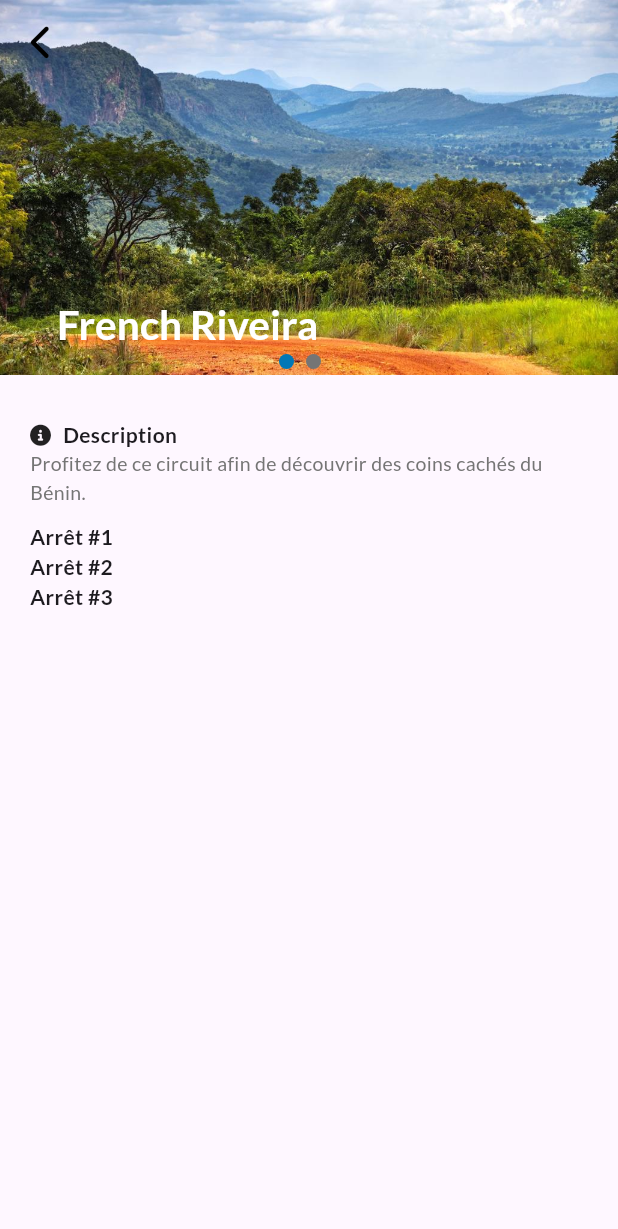
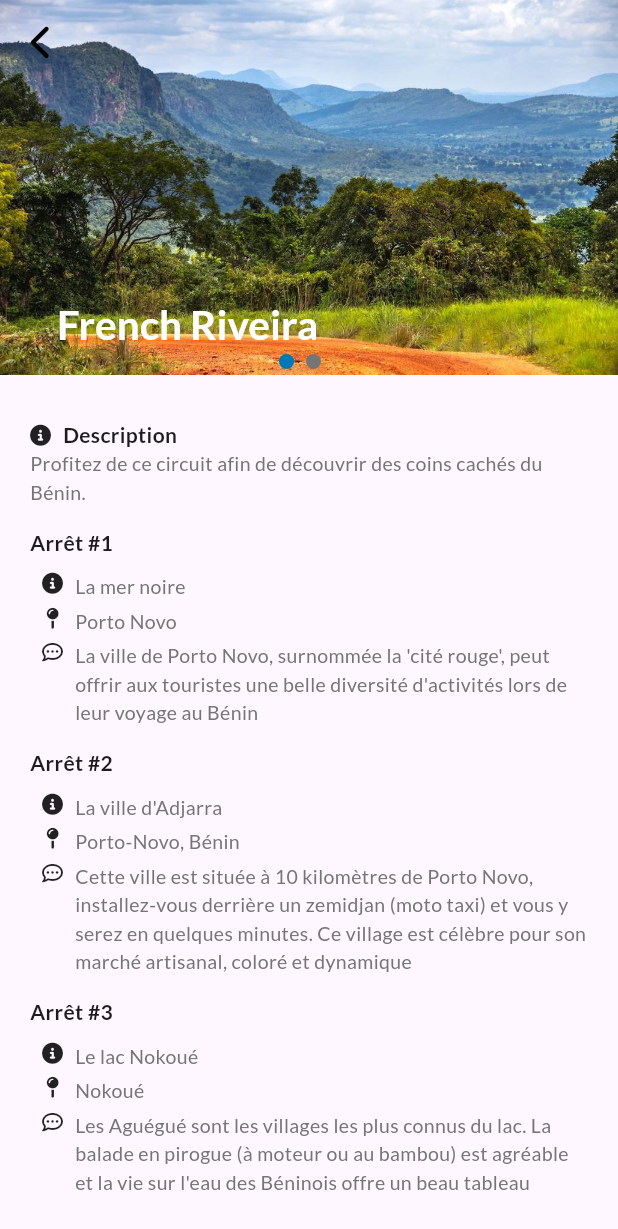
Before and after one commit to imdadAdelabou/EasyTrip, a Flutter app: the HomeTraveller screen opened by its route, after a tap on "French Riveira", on a phone screen of 412 x 824 dp. Shown: the top 1229 px of the screen. Run offline on Flutter 3.47's test engine with Material 2 defaults, Android fonts, the light colour scheme and no system bars; our stand-ins replace flutter_svg, font_awesome_flutter, gap, google_fonts, pin_code_fields.

Commit message:
[FEAT] Adding more element on circuit detail view

```diff
--- /dev/null
+++ b/lib/components/circle_picture_creator_card.dart
@@ -0,0 +1,29 @@
+import "package:flutter/material.dart";
+
+class CirclePictureCreatorCard extends StatelessWidget {
+  final double firstRadius;
+  final double secondRadius;
+  final String profile;
+  final Color backgroundColor;
+  const CirclePictureCreatorCard({
+    super.key,
+    required this.profile,
+    this.firstRadius = 28.0,
+    this.secondRadius = 24.0,
+    this.backgroundColor = Colors.white
+  });
+
+  @override
+  Widget build(BuildContext context) {
+    return CircleAvatar(
+      radius: firstRadius,
+      backgroundColor: backgroundColor,
+      child: CircleAvatar(
+        radius: secondRadius,
+        backgroundImage: AssetImage(
+          profile,
+        ),
+      ),
+    );
+  }
+}
--- a/lib/components/creator_card.dart
+++ b/lib/components/creator_card.dart
@@ -1,3 +1,4 @@
+import "package:easy_trip/components/circle_picture_creator_card.dart";
 import "package:easy_trip/models/creator/creator.dart";
 import "package:easy_trip/utils/app_message.dart";
 import "package:easy_trip/utils/styles.dart";
@@ -41,13 +42,8 @@ class CreatorCard extends StatelessWidget {
                 Positioned(
                   bottom: -20,
                   left: 10,
-                  child: CircleAvatar(
-                    radius: 28,
-                    backgroundColor: Colors.white,
-                    child: CircleAvatar(
-                      radius: 24,
-                      backgroundImage: AssetImage(creator.pictureProfile),
-                    ),
+                  child: CirclePictureCreatorCard(
+                    profile: creator.pictureProfile,
                   ),
                 ),
               ],
--- a/lib/utils/app_message.dart
+++ b/lib/utils/app_message.dart
@@ -37,4 +37,7 @@ class AppMessage {
   static String seeProfile = "Voir le profil";
   static String descriptionLabel = "Description";
   static String arretLabel = "Arrêt";
+  static String byLabel = "Par ";
+  static String seeMoreCircuit =
+      "Découvrez d'autres circuits de ce \ncréateur :";
 }
--- a/lib/views/home/circuit/detail_circuit.dart
+++ b/lib/views/home/circuit/detail_circuit.dart
@@ -1,8 +1,11 @@
+import "package:easy_trip/components/circle_picture_creator_card.dart";
 import "package:easy_trip/models/circuit/circuit.dart";
+import "package:easy_trip/utils/app_asset.dart";
 import "package:easy_trip/utils/app_message.dart";
 import "package:easy_trip/utils/constant.dart";
 import "package:easy_trip/utils/styles.dart";
 import "package:easy_trip/views/home/circuit/cover_img_indicator.dart";
+import "package:easy_trip/views/home/circuit/more_circuit_by_author.dart";
 import "package:easy_trip/views/home/circuit/piece_detail_circuit.dart";
 import "package:flutter/material.dart";
 import "package:font_awesome_flutter/font_awesome_flutter.dart";
@@ -44,8 +47,6 @@ class _DetailCircuitState extends State<DetailCircuit> {
 
   @override
   Widget build(BuildContext context) {
-    double maxHeight = MediaQuery.of(context).size.height;
-
     return Scaffold(
       body: SafeArea(
         child: CustomScrollView(
@@ -74,14 +75,17 @@ class _DetailCircuitState extends State<DetailCircuit> {
               delegate: SliverChildBuilderDelegate(
                 (BuildContext context, int index) {
                   // Build your column items here.
-                  return Padding(
+                  return Column(
+                    crossAxisAlignment: CrossAxisAlignment.start,
+                    children: [
+                      const Gap(30.0),
+                      Padding(
                         padding: const EdgeInsets.symmetric(
                           horizontal: horizontalSpaceBtwScreenAndComponent,
                         ),
                         child: Column(
                           crossAxisAlignment: CrossAxisAlignment.start,
                           children: [
-                        const Gap(30.0),
                             PieceDetailCircuit(
                               label: AppMessage.descriptionLabel,
                               content: widget.circuit.description,
@@ -91,6 +95,8 @@ class _DetailCircuitState extends State<DetailCircuit> {
                             ...widget.circuit.paths
                                 .map<Widget>(
                                   (e) => Column(
+                                    crossAxisAlignment:
+                                        CrossAxisAlignment.start,
                                     mainAxisSize: MainAxisSize.min,
                                     children: [
                                       Text(
@@ -100,12 +106,81 @@ class _DetailCircuitState extends State<DetailCircuit> {
                                           fontSize: 14.0,
                                         ),
                                       ),
+                                      const Gap(10.0),
+                                      Padding(
+                                        padding: const EdgeInsets.only(
+                                          left: 8.0,
+                                        ),
+                                        child: Column(
+                                          mainAxisSize: MainAxisSize.min,
+                                          children: [
+                                            PieceDetailCircuit(
+                                              iconBehindContent:
+                                                  FontAwesomeIcons.circleInfo,
+                                              content: e.title,
+                                            ),
+                                            PieceDetailCircuit(
+                                              iconBehindContent:
+                                                  FontAwesomeIcons.mapPin,
+                                              content: e.position,
+                                            ),
+                                            PieceDetailCircuit(
+                                              iconBehindContent:
+                                                  FontAwesomeIcons.commentDots,
+                                              content: e.description,
+                                            ),
+                                          ],
+                                        ),
+                                      ),
+                                      const Gap(10.0),
                                     ],
                                   ),
                                 )
-                            .toList()
+                                .toList(),
+                            const Gap(20.0),
+                            Row(
+                              children: [
+                                Text(
+                                  AppMessage.byLabel,
+                                  style: GoogleFonts.lato(
+                                    color: AppColor.greyColor,
+                                    fontWeight: FontWeight.w700,
+                                  ),
+                                ),
+                                Text(
+                                  'Ola.angel',
+                                  style: GoogleFonts.lato(
+                                    fontWeight: FontWeight.w700,
+                                    fontSize: 16.0,
+                                  ),
+                                ),
                               ],
                             ),
+                            const Gap(8.0),
+                            CirclePictureCreatorCard(
+                              profile: AppAsset.sampleProfilePicture,
+                              backgroundColor: AppColor.blueOceanColor,
+                            ),
+                            const Gap(8.0),
+                            Text(
+                              AppMessage.seeMoreCircuit,
+                              style: GoogleFonts.lato(
+                                fontWeight: FontWeight.w600,
+                                fontSize: 17.0,
+                              ),
+                            ),
+                            const Gap(8.0),
+                          ],
+                        ),
+                      ),
+                      const Padding(
+                        padding: EdgeInsets.only(
+                          left: horizontalSpaceBtwScreenAndComponent,
+                        ),
+                        child: MoreCircuitByAuthor(),
+                      ),
+                      const Gap(20.0),
+                    ],
                   );
                 },
                 childCount: 1,
--- /dev/null
+++ b/lib/views/home/circuit/more_circuit_by_author.dart
@@ -0,0 +1,58 @@
+import "package:easy_trip/components/circuit_card.dart";
+import "package:easy_trip/models/circuit/circuit.dart";
+import "package:easy_trip/models/path/path.dart";
+import "package:easy_trip/utils/app_asset.dart";
+import "package:easy_trip/utils/app_message.dart";
+import "package:flutter/material.dart";
+
+class MoreCircuitByAuthor extends StatelessWidget {
+  const MoreCircuitByAuthor({super.key});
+
+  @override
+  Widget build(BuildContext context) {
+    double maxHeight = MediaQuery.of(context).size.height;
+
+    return SizedBox(
+      height: maxHeight * .4,
+      child: ListView.builder(
+        scrollDirection: Axis.horizontal,
+        shrinkWrap: true,
+        itemCount: 8,
+        itemBuilder: (context, index) => CircuitCard(
+          circuit: Circuit(
+            title: "French Riveira",
+            covers: [
+              AppAsset.sampleCoverImg,
+              AppAsset.coverSampleProfile,
+            ],
+            paths: const [
+              PathCircuit(
+                id: "0",
+                title: "La mer noire",
+                position: "Porto Novo",
+                description:
+                    "La ville de Porto Novo, surnommée la 'cité rouge', peut offrir aux touristes une belle diversité d'activités lors de leur voyage au Bénin",
+              ),
+              PathCircuit(
+                id: "1",
+                title: "La ville d'Adjarra",
+                description:
+                    "Cette ville est située à 10 kilomètres de Porto Novo, installez-vous derrière un zemidjan (moto taxi) et vous y serez en quelques minutes. Ce village est célèbre pour son marché artisanal, coloré et dynamique",
+                position: "Porto-Novo, Bénin",
+              ),
+              PathCircuit(
+                id: "2",
+                title: "Le lac Nokoué",
+                description:
+                    "Les Aguégué sont les villages les plus connus du lac. La balade en pirogue (à moteur ou au bambou) est agréable et la vie sur l'eau des Béninois offre un beau tableau",
+                position: "Nokoué",
+              ),
+            ],
+            description: AppMessage.sampleDescription,
+            price: 0,
+          ),
+        ),
+      ),
+    );
+  }
+}
--- a/lib/views/home/circuit/piece_detail_circuit.dart
+++ b/lib/views/home/circuit/piece_detail_circuit.dart
@@ -1,17 +1,25 @@
 import "package:easy_trip/utils/styles.dart";
 import "package:flutter/material.dart";
+import "package:gap/gap.dart";
 import "package:google_fonts/google_fonts.dart";
 
 class PieceDetailCircuit extends StatelessWidget {
   final IconData? icon;
-  final String label;
+  final IconData? iconBehindContent;
+  final String? label;
   final String content;
-  const PieceDetailCircuit(
-      {super.key, required this.label, required this.content, this.icon});
+  const PieceDetailCircuit({
+    super.key,
+    this.label,
+    required this.content,
+    this.iconBehindContent,
+    this.icon,
+  });
 
   @override
   Widget build(BuildContext context) {
     return Column(
+      mainAxisSize: MainAxisSize.min,
       crossAxisAlignment: CrossAxisAlignment.start,
       children: [
         Row(
@@ -28,8 +36,9 @@ class PieceDetailCircuit extends StatelessWidget {
                   size: 14.0,
                 ),
               ),
+            if (label != null)
               Text(
-              label,
+                label!,
                 style: GoogleFonts.lato(
                   fontWeight: FontWeight.w600,
                   fontSize: 14.0,
@@ -37,7 +46,22 @@ class PieceDetailCircuit extends StatelessWidget {
               ),
           ],
         ),
-        Text(
+        Row(
+          crossAxisAlignment: CrossAxisAlignment.start,
+          mainAxisSize: MainAxisSize.min,
+          children: [
+            if (iconBehindContent != null)
+              Padding(
+                padding: const EdgeInsets.only(
+                  right: 8.0,
+                ),
+                child: Icon(
+                  iconBehindContent,
+                  size: 14.0,
+                ),
+              ),
+            Expanded(
+              child: Text(
                 content,
                 style: GoogleFonts.lato(
                   color: AppColor.greyColor,
@@ -45,6 +69,10 @@ class PieceDetailCircuit extends StatelessWidget {
                 ),
                 maxLines: 4,
               ),
+            ),
+          ],
+        ),
+        const Gap(4.0),
       ],
     );
   }
```
Lines whose indentation alone changed are shown as unchanged.
